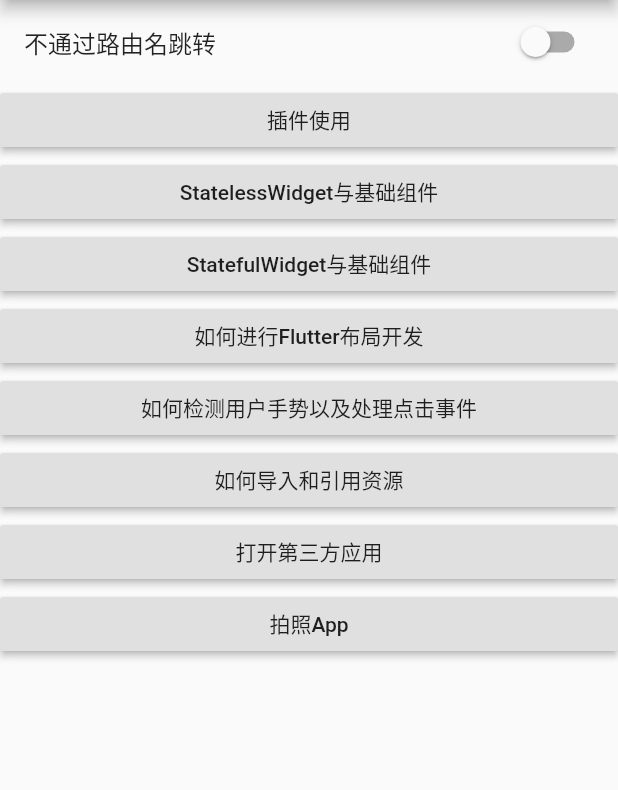
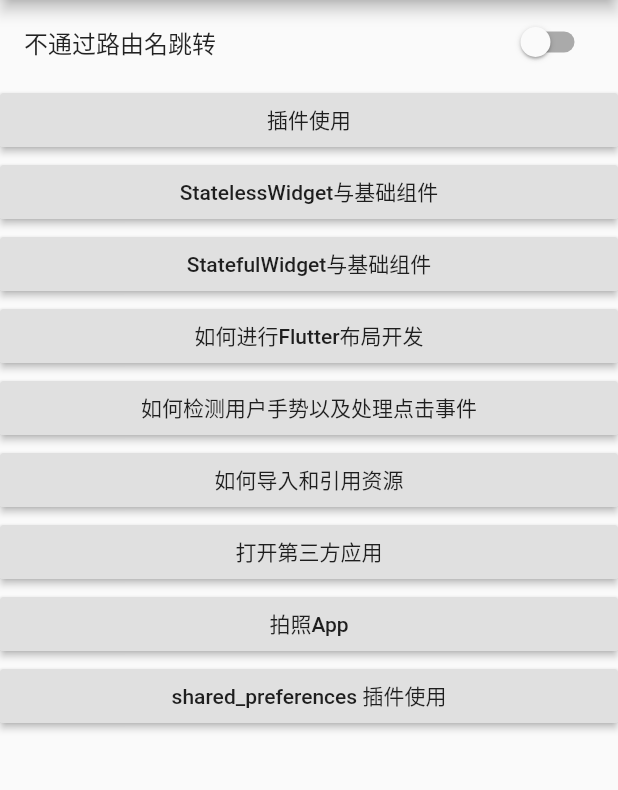
Before and after one commit to Yxjie/flutter_base_demo, a Flutter app: the screen it shows after launch, on a phone screen of 412 x 824 dp, the part 84-874 px from its top. Run offline on Flutter 3.47's test engine with Material 2 defaults, Android fonts, the phone set to English and light mode, and no system bars; our stand-ins replace image_picker; missing offline and left inert: flutter_color_plugin.

Commit message:
[NFF] shared_preferences 部分代码提交

```diff
--- a/lib/main.dart
+++ b/lib/main.dart
@@ -1,5 +1,6 @@
 import 'package:flutter/material.dart';
 import 'package:flutter_base_demo/gesture_page.dart';
+import 'package:flutter_base_demo/shared_prefrences_use.dart';
 import 'plugin_use.dart';
 import 'package:flutter_base_demo/less_group_page.dart';
 import 'package:flutter_base_demo/statefull_group_page.dart';
@@ -29,6 +30,7 @@ class MyApp extends StatelessWidget {
         "res": (BuildContext context) => ResUsePage(),
         "launch": (BuildContext context) => LaunchPage(),
         "photo": (BuildContext context) => PhotoPage(),
+        "shared_preferences":(context)=>SharedPreferencesUse(),
       },
       home: RouterPage(title: 'Flutter Demo'),
     );
@@ -72,6 +74,8 @@ class _RouterPageState extends State<RouterPage> {
               _item("如何导入和引用资源", ResUsePage(), "res"),
               _item("打开第三方应用", LaunchPage(), "launch"),
               _item("拍照App", PhotoPage(), "photo"),
+              _item("shared_preferences 插件使用", SharedPreferencesUse(), "shared_preferences"),
+
             ],
           ),
         ));
--- /dev/null
+++ b/lib/shared_prefrences_use.dart
@@ -0,0 +1,36 @@
+import 'package:flutter/material.dart';
+
+
+class SharedPreferencesUse extends StatefulWidget{
+  @override
+  State<StatefulWidget> createState() =>_SharedPreferencesUseState();
+
+}
+
+class _SharedPreferencesUseState extends State<SharedPreferencesUse>{
+  @override
+  Widget build(BuildContext context) {
+    return MaterialApp(
+      title: "shared_preferences 插件使用",
+      theme: ThemeData(
+        primarySwatch: Colors.blue,
+      ),
+
+      home: Scaffold(
+        appBar: AppBar(
+          title: Text("shared_preferences 插件使用"),
+          leading: GestureDetector(
+            child: Icon(Icons.arrow_back),
+            onTap: ()=> Navigator.pop(context),
+          ),
+        ),
+
+        body: Column(
+          mainAxisAlignment: MainAxisAlignment.center,
+          children: <Widget>[],
+        ),
+      ),
+    );
+  }
+
+}
```
